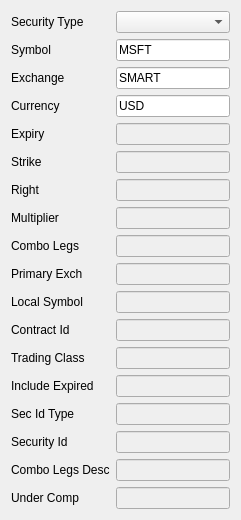
Qt form contractdetailswidget.ui (ProDataLab/nkny) before a commit.
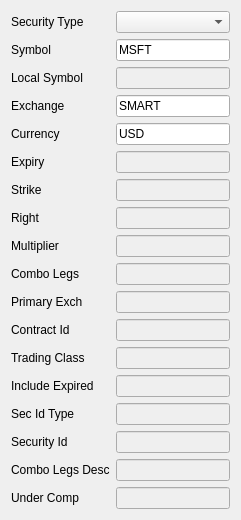
The same form after that commit.

```diff
--- a/contractdetailswidget.ui
+++ b/contractdetailswidget.ui
@@ -45,11 +45,28 @@
    <item row="2" column="0">
     <widget class="QLabel" name="label_59">
      <property name="text">
-      <string>Exchange</string>
+      <string>Local Symbol</string>
      </property>
     </widget>
    </item>
    <item row="2" column="1">
+    <widget class="QLineEdit" name="localSymbolLineEdit">
+     <property name="enabled">
+      <bool>false</bool>
+     </property>
+     <property name="text">
+      <string/>
+     </property>
+    </widget>
+   </item>
+   <item row="3" column="0">
+    <widget class="QLabel" name="exchangeLabel">
+     <property name="text">
+      <string>Exchange</string>
+     </property>
+    </widget>
+   </item>
+   <item row="3" column="1">
     <widget class="QLineEdit" name="exchangeLineEdit">
      <property name="enabled">
       <bool>true</bool>
@@ -59,14 +76,14 @@
      </property>
     </widget>
    </item>
-   <item row="3" column="0">
-    <widget class="QLabel" name="label_57">
+   <item row="4" column="0">
+    <widget class="QLabel" name="currencyLabel">
      <property name="text">
       <string>Currency</string>
      </property>
     </widget>
    </item>
-   <item row="3" column="1">
+   <item row="4" column="1">
     <widget class="QLineEdit" name="currencyLineEdit">
      <property name="enabled">
       <bool>true</bool>
@@ -76,46 +93,29 @@
      </property>
     </widget>
    </item>
-   <item row="4" column="0">
-    <widget class="QLabel" name="label_52">
-     <property name="text">
-      <string>Expiry</string>
-     </property>
-    </widget>
-   </item>
-   <item row="4" column="1">
-    <widget class="QLineEdit" name="expiryLineEdit">
-     <property name="enabled">
-      <bool>false</bool>
-     </property>
-    </widget>
-   </item>
    <item row="5" column="0">
     <widget class="QLabel" name="label_51">
      <property name="text">
-      <string>Strike</string>
+      <string>Expiry</string>
      </property>
     </widget>
    </item>
    <item row="5" column="1">
-    <widget class="QLineEdit" name="strikeLineEdit">
+    <widget class="QLineEdit" name="expiryLineEdit">
      <property name="enabled">
       <bool>false</bool>
      </property>
-     <property name="text">
-      <string/>
-     </property>
     </widget>
    </item>
    <item row="6" column="0">
     <widget class="QLabel" name="label_49">
      <property name="text">
-      <string>Right</string>
+      <string>Strike</string>
      </property>
     </widget>
    </item>
    <item row="6" column="1">
-    <widget class="QLineEdit" name="rightLineEdit">
+    <widget class="QLineEdit" name="strikeLineEdit">
      <property name="enabled">
       <bool>false</bool>
      </property>
@@ -127,12 +127,12 @@
    <item row="7" column="0">
     <widget class="QLabel" name="label_47">
      <property name="text">
-      <string>Multiplier</string>
+      <string>Right</string>
      </property>
     </widget>
    </item>
    <item row="7" column="1">
-    <widget class="QLineEdit" name="multiplierLineEdit">
+    <widget class="QLineEdit" name="rightLineEdit">
      <property name="enabled">
       <bool>false</bool>
      </property>
@@ -144,12 +144,12 @@
    <item row="8" column="0">
     <widget class="QLabel" name="label_55">
      <property name="text">
-      <string>Combo Legs</string>
+      <string>Multiplier</string>
      </property>
     </widget>
    </item>
    <item row="8" column="1">
-    <widget class="QLineEdit" name="comboLegsLineEdit">
+    <widget class="QLineEdit" name="multiplierLineEdit">
      <property name="enabled">
       <bool>false</bool>
      </property>
@@ -161,12 +161,12 @@
    <item row="9" column="0">
     <widget class="QLabel" name="label_56">
      <property name="text">
-      <string>Primary Exch</string>
+      <string>Combo Legs</string>
      </property>
     </widget>
    </item>
    <item row="9" column="1">
-    <widget class="QLineEdit" name="primaryExchangeLineEdit">
+    <widget class="QLineEdit" name="comboLegsLineEdit">
      <property name="enabled">
       <bool>false</bool>
      </property>
@@ -178,12 +178,12 @@
    <item row="10" column="0">
     <widget class="QLabel" name="label_60">
      <property name="text">
-      <string>Local Symbol</string>
+      <string>Primary Exch</string>
      </property>
     </widget>
    </item>
    <item row="10" column="1">
-    <widget class="QLineEdit" name="localSymbolLineEdit">
+    <widget class="QLineEdit" name="primaryExchangeLineEdit">
      <property name="enabled">
       <bool>false</bool>
      </property>
```
Left out of the diff: 30 changed lines with no effect on the pictures.
